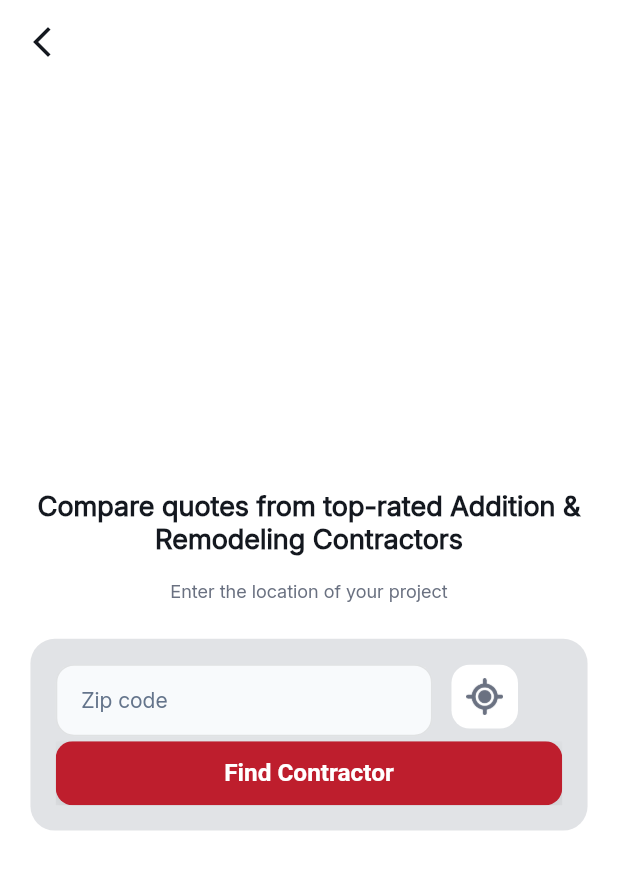
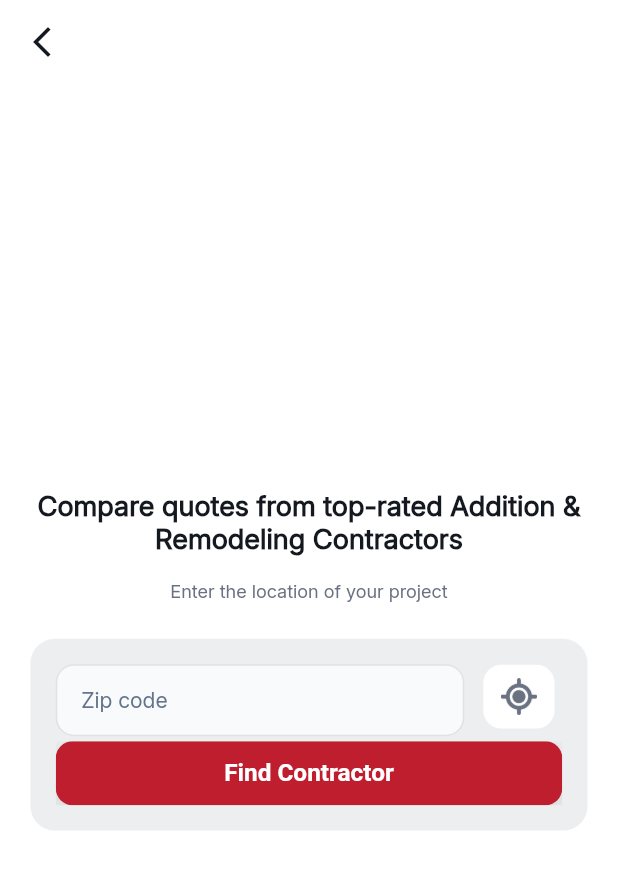
Before and after one commit to KaziAsif406/ValorHub_Home_Service_App, a Flutter app: the FindLocationScreen screen opened by its route, on a phone screen of 412 x 824 dp. Shown: the top 870 px of the screen. Run offline on Flutter 3.47's test engine with Material 3 defaults, Android fonts, the phone set to English and light mode, and no system bars; drawn by our look-alikes of auto_animated; our stand-ins replace cached_network_image, dio, dotted_border, flutter_screenutil, get, get_it and 4 more; missing offline and left inert: dotlottie_loader; accounts and stored records are empty.

Commit message:
Find Location Screen Routing Updated

```diff
--- a/lib/features/location/presentation/find_location.dart
+++ b/lib/features/location/presentation/find_location.dart
@@ -11,7 +11,35 @@ import 'package:template_flutter/helpers/ui_helpers.dart';
 
 
 class FindLocationScreen extends StatefulWidget {
-  const FindLocationScreen({super.key});
+  const FindLocationScreen({super.key, this.categoryName});
+
+  final String? categoryName;
+
+  String get headingText {
+    final category = categoryName?.trim();
+    if (category == null || category.isEmpty) {
+      return 'Compare quotes from top-rated Addition & Remodeling Contractors';
+    }
+
+    return 'Compare quotes from top-rated ${_resolveCategoryTitle(category)} Contractors.';
+  }
+
+  static String _resolveCategoryTitle(String category) {
+    switch (category.toLowerCase()) {
+      case 'plumbing':
+        return 'Plumbing';
+      case 'hvac':
+        return 'HVAC';
+      case 'roofing':
+        return 'Roofing';
+      case 'electrical':
+        return 'Electrical';
+      case 'cleaning':
+        return 'Cleaning';
+      default:
+        return category;
+    }
+  }
 
   @override
   State<FindLocationScreen> createState() => _FindLocationScreenState();
@@ -43,7 +71,7 @@ class _FindLocationScreenState extends State<FindLocationScreen> {
               // mainAxisAlignment: MainAxisAlignment.center,
               children: [
                 Text(
-                  'Compare quotes from top-rated Addition & Remodeling Contractors',
+                  widget.headingText,
                   style: TextFontStyle.textStyle18c14181FInter600,
                   textAlign: TextAlign.center,
                 ),
@@ -57,7 +85,7 @@ class _FindLocationScreenState extends State<FindLocationScreen> {
                   width: double.infinity,
                   padding: EdgeInsets.all(16.w),
                   decoration: BoxDecoration(
-                    color: AppColors.c6A7181.withValues(alpha: 0.2),
+                    color: AppColors.c6A7181.withValues(alpha: 0.12),
                     borderRadius: BorderRadius.circular(16.r),
                   ),
                   child: Column(
@@ -65,13 +93,13 @@ class _FindLocationScreenState extends State<FindLocationScreen> {
                       Row(
                         children: [
                           CustomTextFormField(
-                            width: 225.w,
+                            width: 244.w,
                             height: 42.h,
                             hintText: 'Zip code',
                           ),
                           UIHelper.horizontalSpace(12.w),
                           Container(
-                            width: 42.w,
+                            width: 45.w,
                             height: 42.h,
                             decoration: BoxDecoration(
                               color: AppColors.scaffoldColor,
@@ -92,7 +120,10 @@ class _FindLocationScreenState extends State<FindLocationScreen> {
                         width: double.infinity,
                         label: 'Find Contractor',
                         onPressed: () {
-                          NavigationService.navigateTo(Routes.contractorsScreen);
+                          NavigationService.navigateToWithArgs(
+                            Routes.locationSurveyScreen,
+                            {'category': widget.categoryName ?? ''},
+                          );
                         },
                       )
                     ],
```
